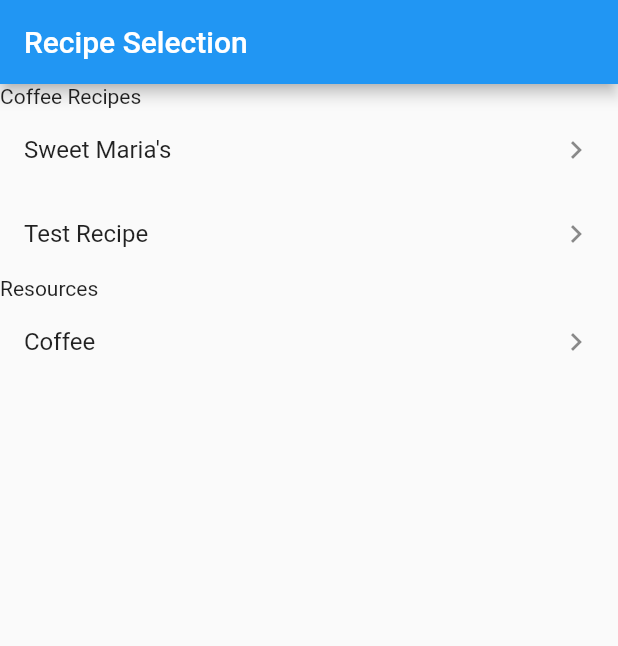
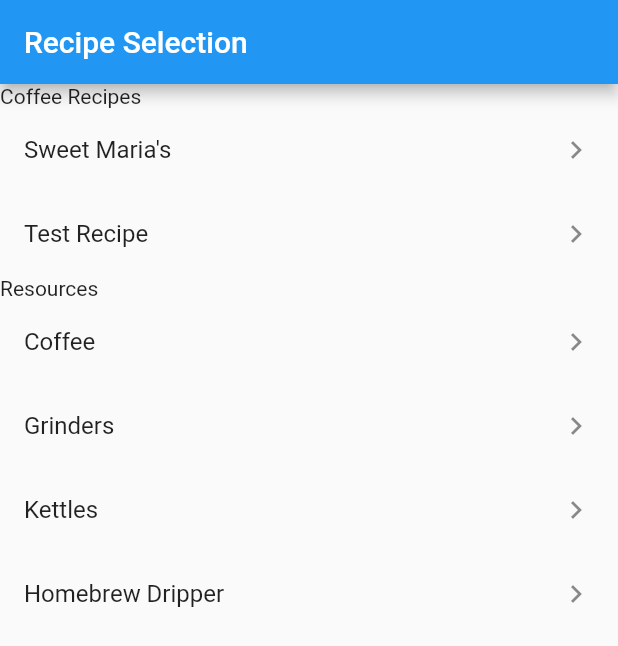
Before and after one commit to utrgv-software-engineering/homebrew-dripper-JohnAstro, a Flutter app: the screen it shows after launch, on a phone screen of 412 x 824 dp. Shown: the top 646 px of the screen. Run offline on Flutter 3.47's test engine with Material 2 defaults, Android fonts, the phone set to English and light mode, and no system bars.

Commit message:
match resources to figma design

```diff
--- a/lib/screens/recipe_selection_screen.dart
+++ b/lib/screens/recipe_selection_screen.dart
@@ -1,7 +1,9 @@
 import 'package:flutter/material.dart';
 import 'package:homebrew_dripper/models/coffee_recipe.dart';
+import 'package:homebrew_dripper/models/resource.dart';
 import 'package:homebrew_dripper/screens/recipe_detail_screen.dart';
 import 'package:homebrew_dripper/utils/coffee_data.dart';
+import 'package:homebrew_dripper/utils/resource_data.dart';
 
 class RecipeSelectionScreen extends StatelessWidget {
   @override
@@ -46,14 +48,17 @@ class RecipeList extends StatelessWidget {
 }
 
 class ResourceList extends StatelessWidget {
+  List<Resource> resources = ResourceData.loadResources();
+
   @override
   Widget build(BuildContext context) {
     return Column(
       children: [
-        ListTile(
-          title: Text("Coffee"),
-          trailing: Icon(Icons.chevron_right),
-        )
+        for (Resource resource in resources)
+          ListTile(
+            title: Text(resource.name),
+            trailing: Icon(Icons.chevron_right),
+          )
       ],
     );
   }
```
